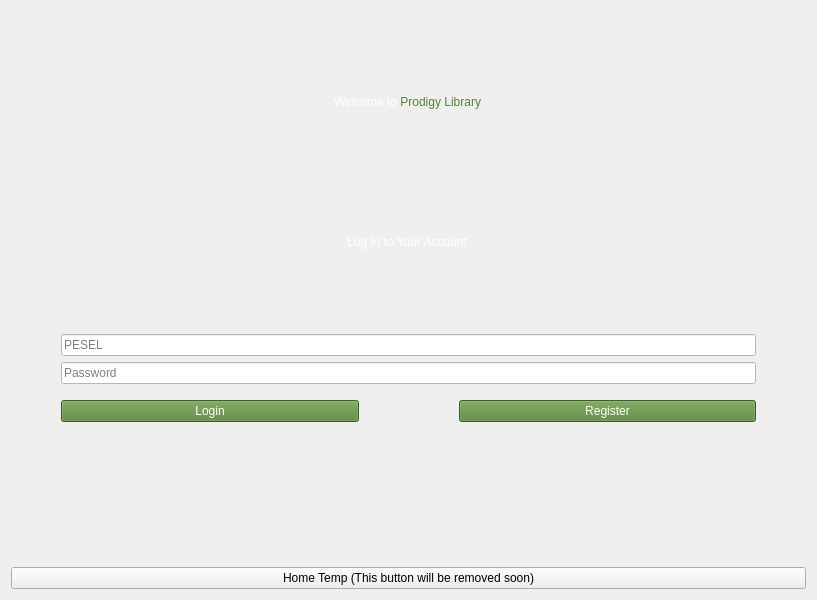
First picture: the form in loginview.ui, repository wcislak97/ProdigyLibrary, before the edit.
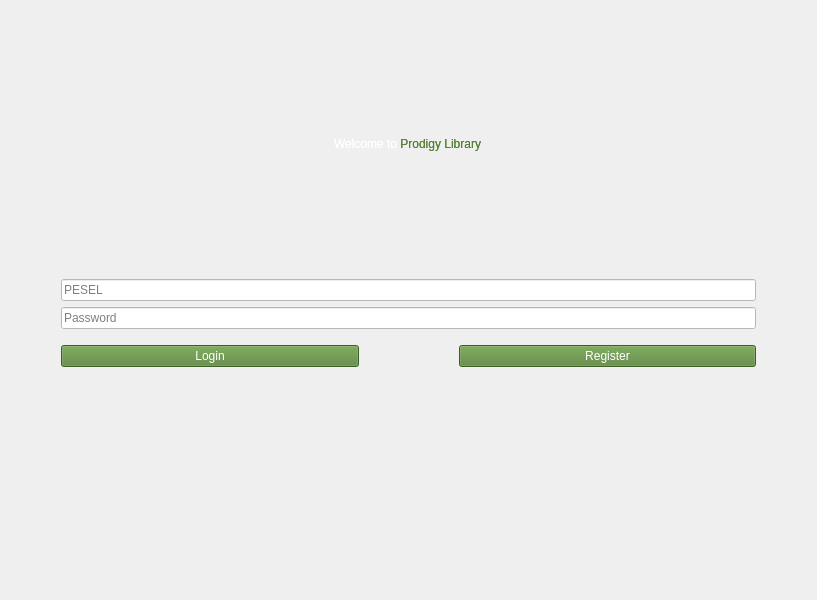
Second picture: the form after the edit.

What changed in the file:
```diff
--- a/loginview.ui
+++ b/loginview.ui
@@ -521,23 +521,23 @@
        </item>
       </layout>
      </item>
-     <item row="7" column="2">
-      <widget class="QPushButton" name="pushButton_homeTemp">
-       <property name="text">
-        <string>Home Temp (This button will be removed soon)</string>
-       </property>
-      </widget>
-     </item>
-     <item row="4" column="2" alignment="Qt::AlignHCenter">
-      <widget class="QLabel" name="label_welcome3">
+     <item row="0" column="2">
+      <layout class="QHBoxLayout" name="horizontalLayout">
+       <item alignment="Qt::AlignHCenter">
+        <widget class="QLabel" name="label_welcome">
        <property name="styleSheet">
         <string notr="true">color: rgb(255, 255, 255);
-font: 75 16pt &quot;Calibri&quot;;</string>
+font: 75 20pt &quot;Calibri&quot;;</string>
+         </property>
+         <property name="frameShape">
+          <enum>QFrame::NoFrame</enum>
        </property>
        <property name="text">
-        <string>Log In to Your Account</string>
-       </property>
-      </widget>
+          <string>&lt;html&gt;&lt;head/&gt;&lt;body&gt;&lt;p&gt;Welcome to &lt;span style=&quot; color:#548235;&quot;&gt;Prodigy Library&lt;/span&gt;&lt;/p&gt;&lt;/body&gt;&lt;/html&gt;</string>
+         </property>
+        </widget>
+       </item>
+      </layout>
      </item>
     </layout>
    </item>
```
Lines whose indentation alone changed are shown as unchanged.
